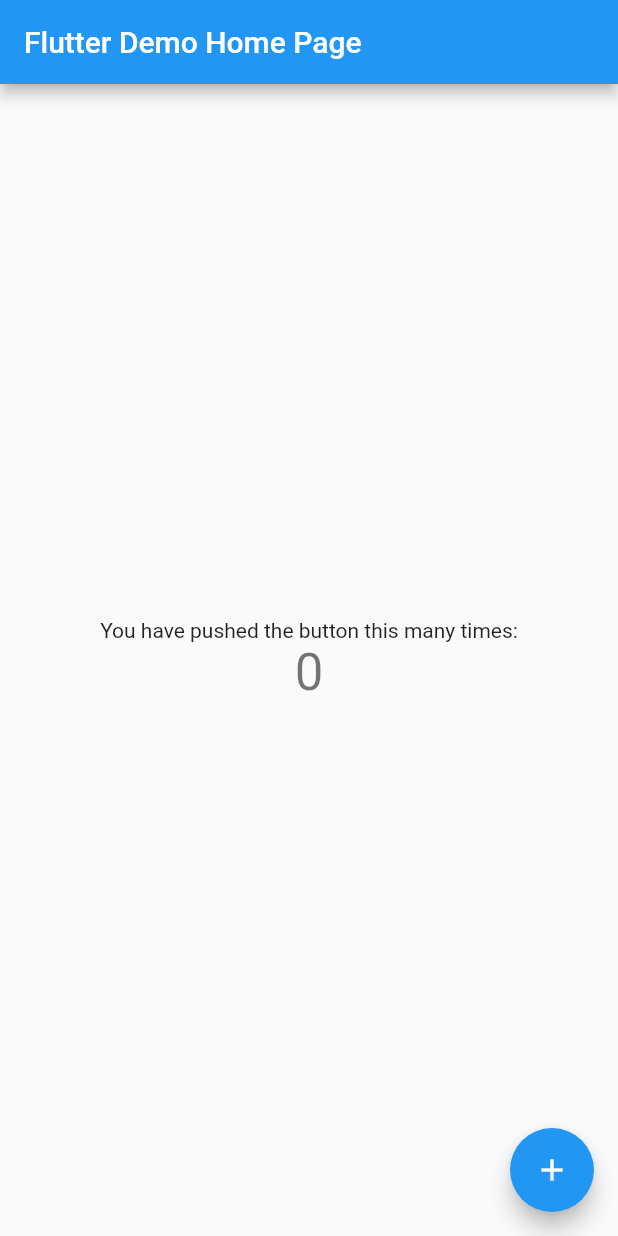
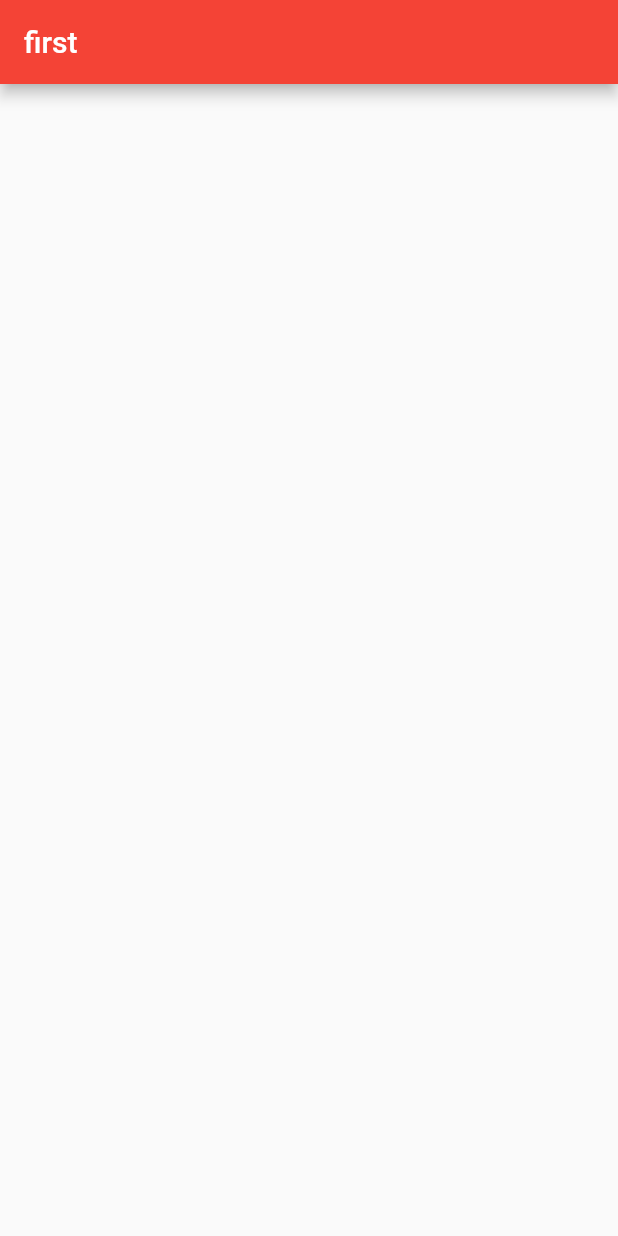
Before and after one commit to ridwan-bvk/catatankeuangan-flutter, a Flutter app: the screen it shows after launch, on a phone screen of 412 x 824 dp. Run offline on Flutter 3.47's test engine with Material 2 defaults, Android fonts, the phone set to English and light mode, and no system bars.

Commit message:
add mainpage

```diff
--- a/lib/main.dart
+++ b/lib/main.dart
@@ -1,3 +1,4 @@
+import 'package:catatankeuangan/page/main_page.dart';
 import 'package:flutter/material.dart';
 
 void main() {
@@ -7,109 +8,12 @@ void main() {
 class MyApp extends StatelessWidget {
   const MyApp({super.key});
 
-  // This widget is the root of your application.
   @override
   Widget build(BuildContext context) {
     return MaterialApp(
-      title: 'Flutter Demo',
-      theme: ThemeData(
-        // This is the theme of your application.
-        //
-        // Try running your application with "flutter run". You'll see the
-        // application has a blue toolbar. Then, without quitting the app, try
-        // changing the primarySwatch below to Colors.green and then invoke
-        // "hot reload" (press "r" in the console where you ran "flutter run",
-        // or simply save your changes to "hot reload" in a Flutter IDE).
-        // Notice that the counter didn't reset back to zero; the application
-        // is not restarted.
-        primarySwatch: Colors.blue,
-      ),
-      home: const MyHomePage(title: 'Flutter Demo Home Page'),
+      showSemanticsDebugger: false,
+      home: MainPage(),
+      theme: ThemeData(primarySwatch: Colors.red),
     );
   }
 }
-
-class MyHomePage extends StatefulWidget {
-  const MyHomePage({super.key, required this.title});
-
-  // This widget is the home page of your application. It is stateful, meaning
-  // that it has a State object (defined below) that contains fields that affect
-  // how it looks.
-
-  // This class is the configuration for the state. It holds the values (in this
-  // case the title) provided by the parent (in this case the App widget) and
-  // used by the build method of the State. Fields in a Widget subclass are
-  // always marked "final".
-
-  final String title;
-
-  @override
-  State<MyHomePage> createState() => _MyHomePageState();
-}
-
-class _MyHomePageState extends State<MyHomePage> {
-  int _counter = 0;
-
-  void _incrementCounter() {
-    setState(() {
-      // This call to setState tells the Flutter framework that something has
-      // changed in this State, which causes it to rerun the build method below
-      // so that the display can reflect the updated values. If we changed
-      // _counter without calling setState(), then the build method would not be
-      // called again, and so nothing would appear to happen.
-      _counter++;
-    });
-  }
-
-  @override
-  Widget build(BuildContext context) {
-    // This method is rerun every time setState is called, for instance as done
-    // by the _incrementCounter method above.
-    //
-    // The Flutter framework has been optimized to make rerunning build methods
-    // fast, so that you can just rebuild anything that needs updating rather
-    // than having to individually change instances of widgets.
-    return Scaffold(
-      appBar: AppBar(
-        // Here we take the value from the MyHomePage object that was created by
-        // the App.build method, and use it to set our appbar title.
-        title: Text(widget.title),
-      ),
-      body: Center(
-        // Center is a layout widget. It takes a single child and positions it
-        // in the middle of the parent.
-        child: Column(
-          // Column is also a layout widget. It takes a list of children and
-          // arranges them vertically. By default, it sizes itself to fit its
-          // children horizontally, and tries to be as tall as its parent.
-          //
-          // Invoke "debug painting" (press "p" in the console, choose the
-          // "Toggle Debug Paint" action from the Flutter Inspector in Android
-          // Studio, or the "Toggle Debug Paint" command in Visual Studio Code)
-          // to see the wireframe for each widget.
-          //
-          // Column has various properties to control how it sizes itself and
-          // how it positions its children. Here we use mainAxisAlignment to
-          // center the children vertically; the main axis here is the vertical
-          // axis because Columns are vertical (the cross axis would be
-          // horizontal).
-          mainAxisAlignment: MainAxisAlignment.center,
-          children: <Widget>[
-            const Text(
-              'You have pushed the button this many times:',
-            ),
-            Text(
-              '$_counter',
-              style: Theme.of(context).textTheme.headline4,
-            ),
-          ],
-        ),
-      ),
-      floatingActionButton: FloatingActionButton(
-        onPressed: _incrementCounter,
-        tooltip: 'Increment',
-        child: const Icon(Icons.add),
-      ), // This trailing comma makes auto-formatting nicer for build methods.
-    );
-  }
-}
--- /dev/null
+++ b/lib/page/main_page.dart
@@ -0,0 +1,19 @@
+import 'package:flutter/material.dart';
+import 'package:flutter/src/widgets/container.dart';
+import 'package:flutter/src/widgets/framework.dart';
+
+class MainPage extends StatefulWidget {
+  const MainPage({super.key});
+
+  @override
+  State<MainPage> createState() => _MainPageState();
+}
+
+class _MainPageState extends State<MainPage> {
+  @override
+  Widget build(BuildContext context) {
+    return Scaffold(
+      appBar: AppBar(title: Text('first')),
+    );
+  }
+}
```
